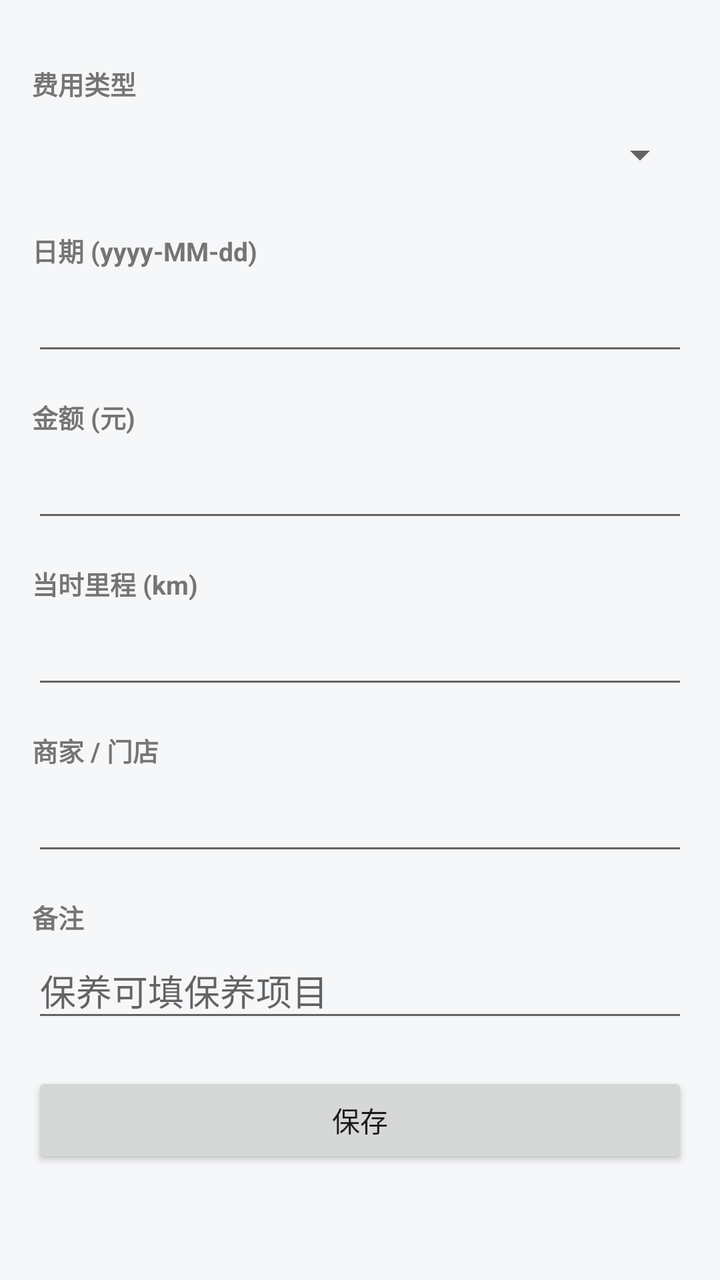
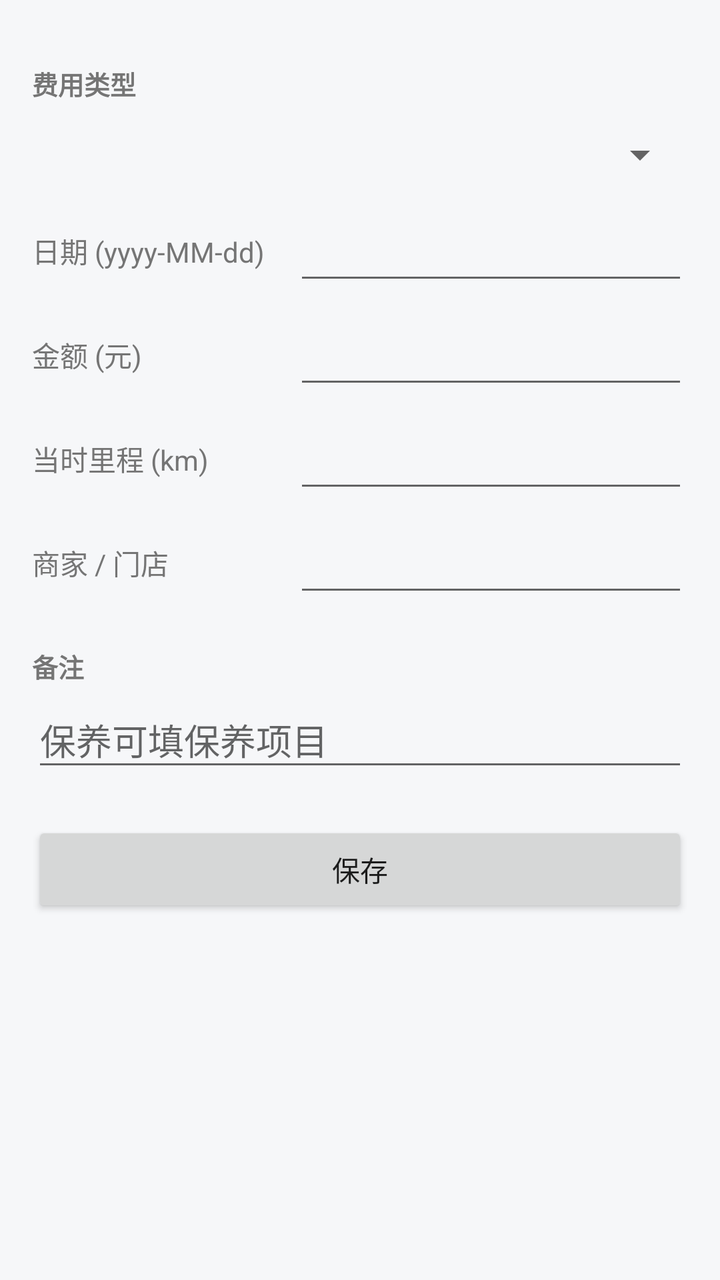

Compare the two renders of this Android layout. The source of the first and the diff that turns it into the second are given below.
<!-- AndroidManifest.xml: application theme Theme.PowerConsumption -->
<!-- res/layout/activity_expense_edit.xml -->
<?xml version="1.0" encoding="utf-8"?>
<ScrollView xmlns:android="http://schemas.android.com/apk/res/android"
    android:layout_width="match_parent"
    android:layout_height="match_parent"
    android:background="@color/page_bg"
    android:fillViewport="true">

    <LinearLayout
        android:layout_width="match_parent"
        android:layout_height="wrap_content"
        android:orientation="vertical"
        android:padding="16dp">

        <TextView
            style="@style/FormLabel"
            android:text="@string/label_expense_type" />

        <Spinner
            android:id="@+id/spinnerType"
            android:layout_width="match_parent"
            android:layout_height="wrap_content"
            android:minHeight="44dp" />

        <TextView
            style="@style/FormLabel"
            android:text="@string/label_date" />

        <EditText
            android:id="@+id/etExpDate"
            style="@style/FormInput"
            android:inputType="date" />

        <TextView
            style="@style/FormLabel"
            android:text="@string/label_expense_amount" />

        <EditText
            android:id="@+id/etExpAmount"
            style="@style/FormInput"
            android:inputType="numberDecimal" />

        <TextView
            style="@style/FormLabel"
            android:text="@string/label_expense_odo" />

        <EditText
            android:id="@+id/etExpOdo"
            style="@style/FormInput"
            android:inputType="number" />

        <TextView
            style="@style/FormLabel"
            android:text="@string/label_shop" />

        <EditText
            android:id="@+id/etExpShop"
            style="@style/FormInput"
            android:inputType="text" />

        <TextView
            style="@style/FormLabel"
            android:text="@string/label_note" />

        
        <EditText
            android:id="@+id/etExpNote"
            style="@style/FormInput"
            android:gravity="top"
            android:hint="@string/hint_expense_note"
            android:inputType="textMultiLine" />

        <Button
            android:id="@+id/btnSaveExpense"
            android:layout_width="match_parent"
            android:layout_height="wrap_content"
            android:layout_marginTop="20dp"
            android:minHeight="48dp"
            android:text="@string/action_save" />
    </LinearLayout>
</ScrollView>
<!-- resources referenced by this layout -->
<resources>
  <color name="page_bg">#FFF6F7F9</color>
  <string name="action_save">保存</string>
  <string name="hint_expense_note">保养可填保养项目</string>
  <string name="label_date">日期 (yyyy-MM-dd)</string>
  <string name="label_expense_amount">金额 (元)</string>
  <string name="label_expense_odo">当时里程 (km)</string>
  <string name="label_expense_type">费用类型</string>
  <string name="label_note">备注</string>
  <string name="label_shop">商家 / 门店</string>
  <style name="FormInput">
          <item name="android:layout_width">match_parent</item>
          <item name="android:layout_height">wrap_content</item>
          <item name="android:importantForAutofill">no</item>
          <item name="android:minHeight">44dp</item>
      </style>
  <style name="FormLabel">
          <item name="android:layout_width">match_parent</item>
          <item name="android:layout_height">wrap_content</item>
          <item name="android:paddingTop">16dp</item>
          <item name="android:paddingBottom">4dp</item>
          <item name="android:textColor">@color/text_secondary</item>
          <item name="android:textSize">13sp</item>
          <item name="android:textStyle">bold</item>
      </style>
  <style name="Theme.PowerConsumption" parent="Theme.MaterialComponents.DayNight.DarkActionBar">
          <item name="colorPrimary">@color/purple_500</item>
          <item name="colorPrimaryVariant">@color/purple_700</item>
          <item name="colorOnPrimary">@color/white</item>
          <item name="colorSecondary">@color/teal_200</item>
          <item name="colorSecondaryVariant">@color/teal_700</item>
          <item name="colorOnSecondary">@color/black</item>
          <item name="android:statusBarColor">?attr/colorPrimaryVariant</item>
          <item name="android:windowBackground">@color/page_bg</item>
      </style>
  <color name="text_secondary">#FF757575</color>
  <color name="purple_500">#FF6200EE</color>
  <color name="purple_700">#FF3700B3</color>
  <color name="white">#FFFFFFFF</color>
  <color name="teal_200">#FF03DAC5</color>
  <color name="teal_700">#FF018786</color>
  <color name="black">#FF000000</color>
</resources>

<!-- the commit's change to res/layout/activity_expense_edit.xml (unified diff, before → after) -->
@@ -21,47 +21,59 @@
             android:layout_height="wrap_content"
             android:minHeight="44dp" />
 
-        <TextView
-            style="@style/FormLabel"
-            android:text="@string/label_date" />
+        <LinearLayout style="@style/LabelRow">
 
-        <EditText
-            android:id="@+id/etExpDate"
-            style="@style/FormInput"
-            android:inputType="date" />
+            <TextView
+                style="@style/RowLabel"
+                android:text="@string/label_date" />
 
-        <TextView
-            style="@style/FormLabel"
-            android:text="@string/label_expense_amount" />
+            <EditText
+                android:id="@+id/etExpDate"
+                style="@style/FieldText"
+                android:inputType="date" />
+        </LinearLayout>
 
-        <EditText
-            android:id="@+id/etExpAmount"
-            style="@style/FormInput"
-            android:inputType="numberDecimal" />
+        <LinearLayout style="@style/LabelRow">
 
-        <TextView
-            style="@style/FormLabel"
-            android:text="@string/label_expense_odo" />
+            <TextView
+                style="@style/RowLabel"
+                android:text="@string/label_expense_amount" />
 
-        <EditText
-            android:id="@+id/etExpOdo"
-            style="@style/FormInput"
-            android:inputType="number" />
+            <EditText
+                android:id="@+id/etExpAmount"
+                style="@style/FieldText"
+                android:inputType="numberDecimal" />
+        </LinearLayout>
 
-        <TextView
-            style="@style/FormLabel"
-            android:text="@string/label_shop" />
+        <LinearLayout style="@style/LabelRow">
 
-        <EditText
-            android:id="@+id/etExpShop"
-            style="@style/FormInput"
-            android:inputType="text" />
+            <TextView
+                style="@style/RowLabel"
+                android:text="@string/label_expense_odo" />
 
+            <EditText
+                android:id="@+id/etExpOdo"
+                style="@style/FieldText"
+                android:inputType="number" />
+        </LinearLayout>
+
+        <LinearLayout style="@style/LabelRow">
+
+            <TextView
+                style="@style/RowLabel"
+                android:text="@string/label_shop" />
+
+            <EditText
+                android:id="@+id/etExpShop"
+                style="@style/FieldText"
+                android:inputType="text" />
+        </LinearLayout>
+
+        
         <TextView
             style="@style/FormLabel"
             android:text="@string/label_note" />
 
-        
         <EditText
             android:id="@+id/etExpNote"
             style="@style/FormInput"
<!-- resource entries referenced after the edit -->
@@ -9,6 +9,14 @@
   <string name="label_expense_type">费用类型</string>
   <string name="label_note">备注</string>
   <string name="label_shop">商家 / 门店</string>
+  <style name="FieldText">
+          <item name="android:layout_width">0dp</item>
+          <item name="android:layout_height">wrap_content</item>
+          <item name="android:layout_weight">3</item>
+          <item name="android:importantForAutofill">no</item>
+          <item name="android:minHeight">44dp</item>
+          <item name="android:textSize">15sp</item>
+      </style>
   <style name="FormInput">
           <item name="android:layout_width">match_parent</item>
           <item name="android:layout_height">wrap_content</item>
@@ -23,6 +31,22 @@
           <item name="android:textColor">@color/text_secondary</item>
           <item name="android:textSize">13sp</item>
           <item name="android:textStyle">bold</item>
+      </style>
+  <style name="LabelRow">
+          <item name="android:layout_width">match_parent</item>
+          <item name="android:layout_height">wrap_content</item>
+          <item name="android:gravity">center_vertical</item>
+          <item name="android:orientation">horizontal</item>
+          <item name="android:paddingTop">4dp</item>
+          <item name="android:paddingBottom">4dp</item>
+      </style>
+  <style name="RowLabel">
+          <item name="android:layout_width">0dp</item>
+          <item name="android:layout_height">wrap_content</item>
+          <item name="android:layout_weight">2</item>
+          <item name="android:paddingEnd">8dp</item>
+          <item name="android:textColor">@color/text_secondary</item>
+          <item name="android:textSize">14sp</item>
       </style>
   <style name="Theme.PowerConsumption" parent="Theme.MaterialComponents.DayNight.DarkActionBar">
           <item name="colorPrimary">@color/purple_500</item>
